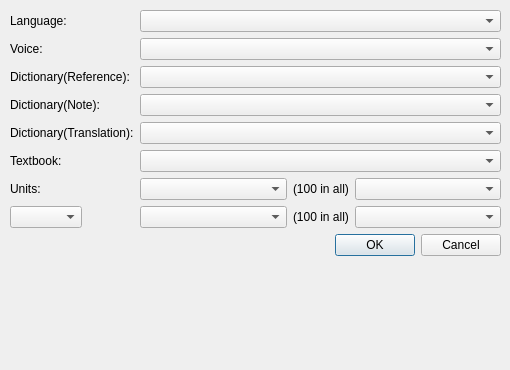
First picture: the form in settingsdialog.ui, repository zwvista/LollyQt, before the edit.
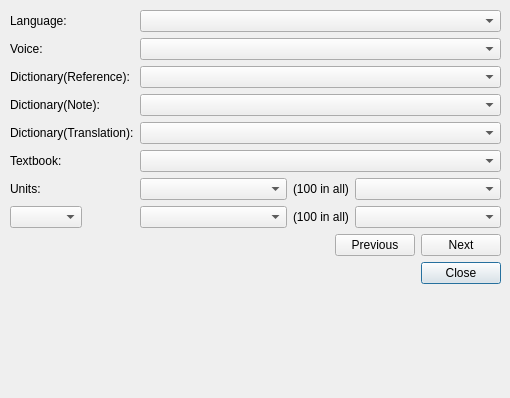
Second picture: the form after the edit.

What changed in the file:
```diff
--- a/settingsdialog.ui
+++ b/settingsdialog.ui
@@ -7,7 +7,7 @@
     <x>0</x>
     <y>0</y>
     <width>510</width>
-    <height>370</height>
+    <height>398</height>
    </rect>
   </property>
   <property name="windowTitle">
@@ -22,7 +22,7 @@
      <x>10</x>
      <y>10</y>
      <width>491</width>
-     <height>351</height>
+     <height>374</height>
     </rect>
    </property>
    <layout class="QFormLayout" name="formLayout">
@@ -246,13 +246,44 @@
       </item>
      </layout>
     </item>
-    <item row="8" column="1">
+    <item row="9" column="1">
      <widget class="QDialogButtonBox" name="buttonBox">
       <property name="standardButtons">
-       <set>QDialogButtonBox::Cancel|QDialogButtonBox::Ok</set>
+       <set>QDialogButtonBox::Close</set>
       </property>
      </widget>
     </item>
+    <item row="8" column="1">
+     <layout class="QHBoxLayout" name="horizontalLayout_3">
+      <item>
+       <spacer name="horizontalSpacer">
+        <property name="orientation">
+         <enum>Qt::Horizontal</enum>
+        </property>
+        <property name="sizeHint" stdset="0">
+         <size>
+          <width>40</width>
+          <height>20</height>
+         </size>
+        </property>
+       </spacer>
+      </item>
+      <item>
+       <widget class="QPushButton" name="btnPrevious">
+        <property name="text">
+         <string>Previous</string>
+        </property>
+       </widget>
+      </item>
+      <item>
+       <widget class="QPushButton" name="btnNext">
+        <property name="text">
+         <string>Next</string>
+        </property>
+       </widget>
+      </item>
+     </layout>
+    </item>
    </layout>
   </widget>
  </widget>
```
Left out of the diff: 30 changed lines with no effect on the pictures.
